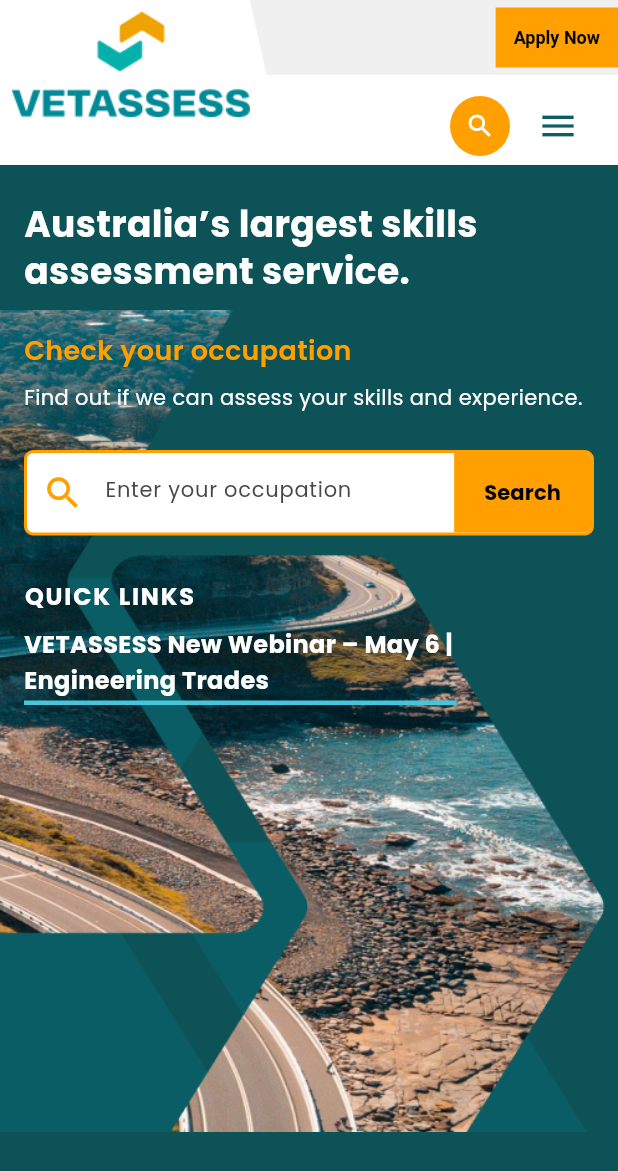
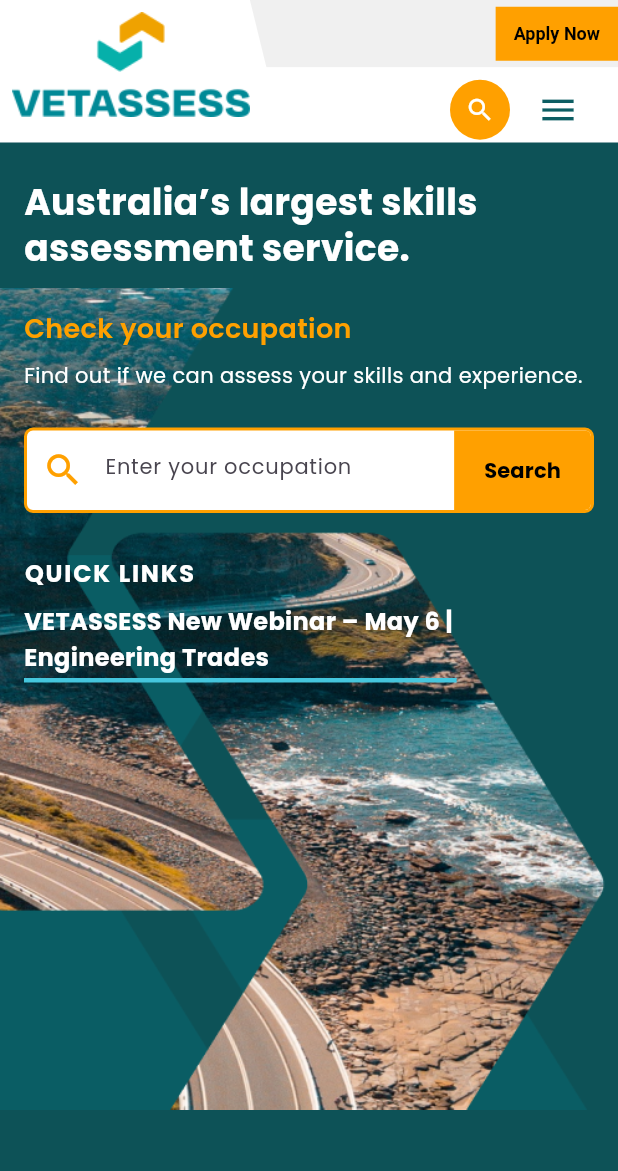
Before and after one commit to santosh81066/vetassess, a Flutter app: the screen it shows after launch, on a phone screen of 412 x 824 dp. Shown: the top 1171 px of the screen. Run offline on Flutter 3.47's test engine with Material 3 defaults, Android fonts, the phone set to English and light mode, and no system bars; our stand-ins replace carousel_slider, flutter_svg, font_awesome_flutter, go_router, google_fonts.

Commit message:
header file

```diff
--- a/lib/widgets/header.dart
+++ b/lib/widgets/header.dart
@@ -34,8 +34,7 @@
 
     final overlay = Overlay.of(context);
     _dropdownOverlay = OverlayEntry(
-      builder:
-          (context) => Positioned(
+      builder: (context) => Positioned(
         top: offset.dy + size.height,
         left: 0,
         right: 0,
@@ -72,7 +71,6 @@
     // Get the current screen size
     final MediaQueryData mediaQuery = MediaQuery.of(context);
     final double width = mediaQuery.size.width;
-    final double height = mediaQuery.size.height;
 
     // Define responsive breakpoints
     final bool isLargeDesktop = width >= 1400;
@@ -81,11 +79,22 @@
     final bool isSmallTablet = width >= 600 && width < 768;
     final bool isMobile = width < 600;
 
-    // Calculate dynamic sizes based on screen width
-    final double logoHeight = isDesktop ? 110 : (isTablet ? 90 : 70);
-    final double topBarWidth =
-        isDesktop ? width * 0.490 : (isTablet ? width * 0.7 : width * 0.85);
-    final double navItemSpacing = isLargeDesktop ? 32 : (isDesktop ? 24 : 16);
+    // Calculate dynamic sizes based on screen width - using relative proportions
+    final double logoHeight = isDesktop ? width * 0.08 : (isTablet ? width * 0.09 : width * 0.12);
+    final double logoHeightClamped = logoHeight.clamp(70.0, 110.0); // Prevent logo from getting too large or small
+
+    final double topBarWidth = isDesktop
+        ? width * 0.490
+        : (isTablet ? width * 0.7 : width * 0.85);
+
+    final double navItemSpacing = isLargeDesktop
+        ? width * 0.023
+        : (isDesktop ? width * 0.022 : width * 0.02);
+    final double navItemSpacingClamped = navItemSpacing.clamp(16.0, 32.0);
+
+    // Dynamic heights for containers based on screen width
+    final double topBarHeight = (isDesktop ? width * 0.043 : width * 0.05).clamp(45.0, 60.0);
+    final double navBarHeight = (isDesktop ? width * 0.05 : width * 0.06).clamp(50.0, 70.0);
 
     return Container(
       color: Colors.white,
@@ -109,7 +118,7 @@
                 color: Colors.white,
                 child: Image.asset(
                   'assets/images/vetassess_logo.png',
-                  height: logoHeight,
+                  height: logoHeightClamped,
                 ),
               ),
             ),
@@ -125,17 +134,18 @@
                   clipper: TrapezoidClipper(),
                   child: Container(
                     color: const Color(0xFFf0f0f0),
-                    height: isDesktop ? 60 : 50,
+                    height: topBarHeight,
                     width: topBarWidth,
                     child: Row(
+                      mainAxisAlignment: MainAxisAlignment.end,
                       children: [
                         // Left side empty space
-                        const Spacer(),
+                        if (isDesktop || isTablet) Expanded(flex: 2, child: Container()),
 
                         // Right side - links and apply button
                         if (isDesktop || isTablet) ...[
                           Row(
-                            mainAxisSize: MainAxisSize.max,
+                            mainAxisSize: MainAxisSize.min,
                             children: [
                               const Icon(Icons.language_outlined, size: 18),
                               const SizedBox(width: 6),
@@ -184,7 +194,7 @@
                                       ),
                                     );
                                   },
-                                  child: Text(
+                                  child: const Text(
                                     "Login",
                                     style: TextStyle(
                                       fontSize: 14,
@@ -200,8 +210,10 @@
 
                           SizedBox(width: isDesktop ? 16 : 12),
                         ],
+
+                        // Apply Now Button - now with flexible height
                         Container(
-                          height: isDesktop ? 48 : 40,
+                          height: topBarHeight * 0.8,
                           child: ElevatedButton(
                             onPressed: () {},
                             style: ElevatedButton.styleFrom(
@@ -210,7 +222,7 @@
                               elevation: 0,
                               padding: EdgeInsets.symmetric(
                                 horizontal: isDesktop ? 14 : 12,
-                                vertical: isDesktop ? 12 : 8,
+                                vertical: 0, // Let the container control the height
                               ),
                               textStyle: TextStyle(
                                 fontWeight: FontWeight.w600,
@@ -231,15 +243,14 @@
                   ),
                 ),
 
-                // Main navigation header - UPDATED to match screenshot with responsive design
+                // Main navigation header - Improved responsive design
                 Container(
                   color: Colors.white,
-                  height: isDesktop ? 70 : 60,
+                  height: navBarHeight,
                   width: width,
-                  padding: EdgeInsets.only(top: isDesktop ? 12 : 8),
-                  child:
-                      isDesktop
-                          ? _buildDesktopNavBar(navItemSpacing, isLargeDesktop)
+                  padding: EdgeInsets.only(top: isDesktop ? width * 0.01 : width * 0.015),
+                  child: isDesktop
+                      ? _buildDesktopNavBar(navItemSpacingClamped, isLargeDesktop, width)
                       : _buildMobileNavBar(),
                 ),
               ],
@@ -250,12 +261,12 @@
     );
   }
 
-  Widget _buildDesktopNavBar(double spacing, bool isLargeDesktop) {
-    // Dynamic font size based on screen width
-    final double fontSize = isLargeDesktop ? 17.0 : 15.0;
-    final double iconSize = isLargeDesktop ? 50.0 : 40.0;
-    final double searchIconSize = isLargeDesktop ? 25.0 : 25.0;
-    final double sideMargin = isLargeDesktop ? 20.0 : 12.0;
+  Widget _buildDesktopNavBar(double spacing, bool isLargeDesktop, double screenWidth) {
+    // Dynamic font size based on screen width with min and max values
+    final double fontSize = (isLargeDesktop ? screenWidth * 0.012 : screenWidth * 0.011).clamp(14.0, 17.0);
+    final double iconSize = (isLargeDesktop ? screenWidth * 0.036 : screenWidth * 0.032).clamp(38.0, 50.0);
+    final double searchIconSize = (isLargeDesktop ? 25.0 : 22.0);
+    final double sideMargin = (isLargeDesktop ? screenWidth * 0.014 : screenWidth * 0.012).clamp(12.0, 24.0);
 
     return Container(
       alignment: Alignment.center,
@@ -272,8 +283,7 @@
                   title: "Skills Assessment For\nMigration",
                   hasDropdown: true,
                   fontSize: fontSize,
-                  onTap:
-                      () => _showDropdown(
+                  onTap: () => _showDropdown(
                     _migrationNavKey,
                     const SkillsAssessmentDropdownPanel(),
                   ),
@@ -284,8 +294,7 @@
                   title: "Skills Assessment Non\nMigration",
                   hasDropdown: true,
                   fontSize: fontSize,
-                  onTap:
-                      () => _showDropdown(
+                  onTap: () => _showDropdown(
                     _nonMigrationNavKey,
                     const SkillsAssessmentNonMigrationPanel(),
                   ),
@@ -298,8 +307,7 @@
                   title: "Business and\nIndustry",
                   hasDropdown: true,
                   fontSize: fontSize,
-                  onTap:
-                      () => _showDropdown(
+                  onTap: () => _showDropdown(
                     _businessNavKey,
                     const BusinessIndustryDropdownPanel(),
                   ),
@@ -307,12 +315,12 @@
                 SizedBox(width: spacing),
                 _NavItem(title: "Contact", fontSize: fontSize),
                 SizedBox(width: sideMargin),
-                // Search icon with circular background
+
+                // Search icon with circle - now with relative sizing
                 Container(
                   width: iconSize,
                   height: iconSize,
                   decoration: const BoxDecoration(
-                    //color: Color(0xFFFFA000),
                     shape: BoxShape.circle,
                   ),
                   child: Icon(
@@ -322,6 +330,8 @@
                   ),
                 ),
                 SizedBox(width: spacing),
+
+                // Start Your Application - now with responsive sizing
                 _NavItem(
                   title: "Start Your\nApplication",
                   isHighlighted: true,
@@ -340,7 +350,7 @@
     return Row(
       mainAxisAlignment: MainAxisAlignment.end,
       children: [
-        // Search icon for mobile
+        // Search icon for mobile - now with proportional sizing
         Container(
           width: 40,
           height: 40,
@@ -357,7 +367,6 @@
           child: IconButton(
             onPressed: () {
               // Show mobile navigation drawer/menu
-              // Implementation would go here
             },
             icon: const Icon(Icons.menu, color: Color(0xFF0D5E63), size: 28),
             padding: EdgeInsets.zero,
@@ -438,7 +447,7 @@
       child: GestureDetector(
         onTap: widget.onTap,
         child: Container(
-          height: 48,
+          height: (isLargeScreen ? width * 0.034 : width * 0.038).clamp(40.0, 48.0),
           alignment: Alignment.center,
           child: Row(
             crossAxisAlignment: CrossAxisAlignment.center,
@@ -476,7 +485,11 @@
     path.moveTo(0, 0); // Top-left corner
     path.lineTo(size.width, 0); // Top-right corner
     path.lineTo(size.width, size.height); // Bottom-right
-    path.lineTo(size.width * 0.045, size.height); // Bottom-left (inward)
+
+    // Make the slope proportional to the width to maintain the trapezoid shape
+    // at different screen sizes
+    final double slopeOffset = size.width * 0.045;
+    path.lineTo(slopeOffset, size.height); // Bottom-left (inward)
     path.close(); // back to top-left
     return path;
   }
```
Lines whose indentation alone changed are shown as unchanged.
